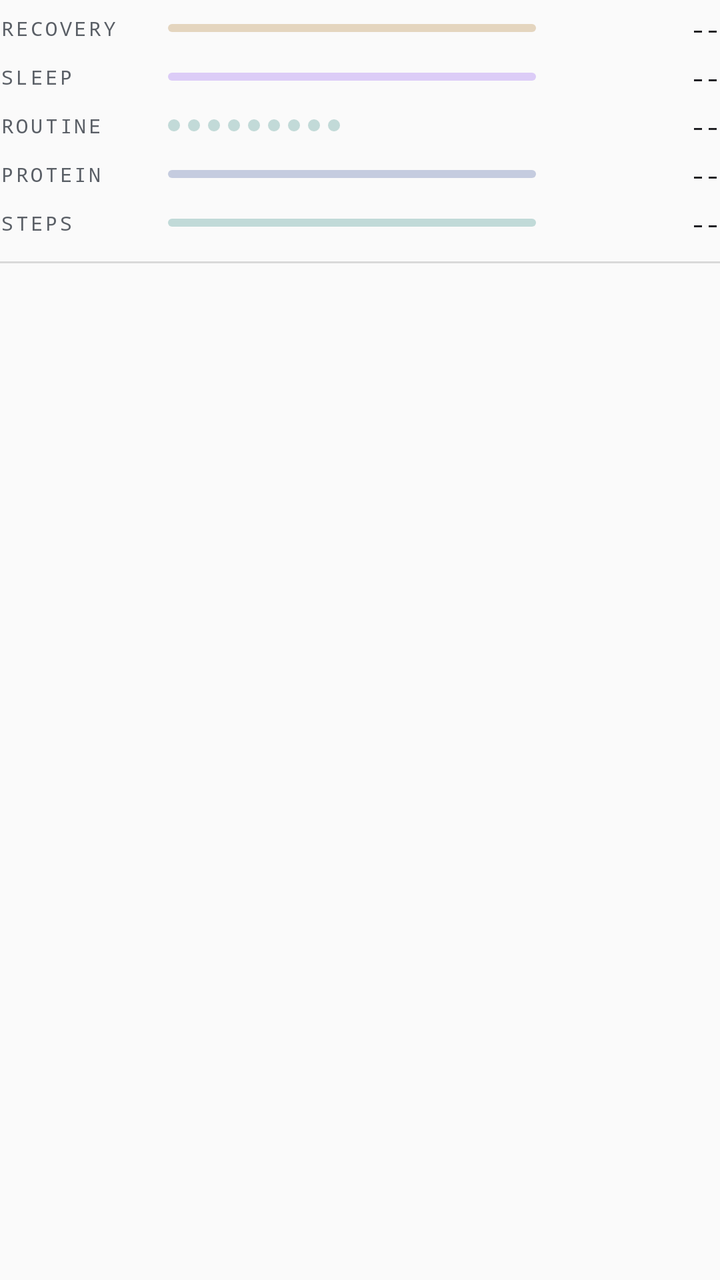
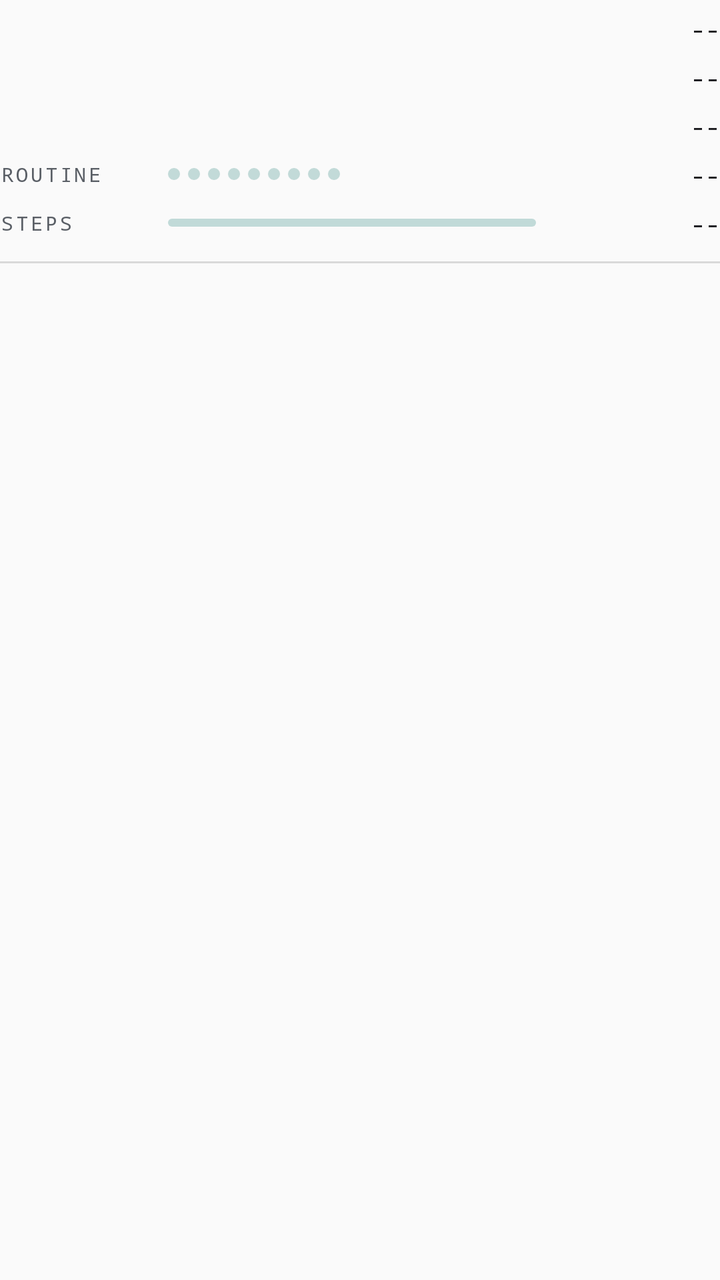

An Android layout rendered at two revisions. The XML below is the earlier revision; the diff shows what the commit changed to produce the second picture.
<!-- AndroidManifest.xml: application theme AppTheme -->
<!-- res/layout/notif_expanded.xml -->
﻿<?xml version="1.0" encoding="utf-8"?>

<LinearLayout xmlns:android="http://schemas.android.com/apk/res/android"
    android:layout_width="match_parent"
    android:layout_height="wrap_content"
    android:orientation="vertical"
    android:paddingTop="2dp"
    android:paddingBottom="2dp">

    
    <LinearLayout
        android:layout_width="match_parent"
        android:layout_height="wrap_content"
        android:orientation="horizontal"
        android:gravity="center_vertical"
        android:paddingTop="4dp"
        android:paddingBottom="4dp">

        <TextView
            android:layout_width="74dp"
            android:layout_height="wrap_content"
            android:fontFamily="monospace"
            android:textSize="10sp"
            android:letterSpacing="0.13"
            android:textAllCaps="true"
            android:textColor="@color/notif_dim"
            android:text="Recovery" />

        <ProgressBar
            android:id="@+id/row_bar_recovery"
            style="?android:attr/progressBarStyleHorizontal"
            android:layout_width="0dp"
            android:layout_height="4dp"
            android:layout_weight="1"
            android:layout_marginStart="10dp"
            android:layout_marginEnd="10dp"
            android:max="100"
            android:progressDrawable="@drawable/notif_track"
            android:progressTint="@color/notif_recovery"
            android:progressBackgroundTint="@color/notif_recovery_track" />

        <TextView
            android:id="@+id/row_val_recovery"
            android:layout_width="82dp"
            android:layout_height="wrap_content"
            android:fontFamily="monospace"
            android:textSize="12sp"
            android:gravity="end"
            android:maxLines="1"
            android:ellipsize="end"
            android:textColor="@color/notif_ink"
            android:text="--" />
    </LinearLayout>

    
    <LinearLayout
        android:layout_width="match_parent"
        android:layout_height="wrap_content"
        android:orientation="horizontal"
        android:gravity="center_vertical"
        android:paddingTop="4dp"
        android:paddingBottom="4dp">

        <TextView
            android:layout_width="74dp"
            android:layout_height="wrap_content"
            android:fontFamily="monospace"
            android:textSize="10sp"
            android:letterSpacing="0.13"
            android:textAllCaps="true"
            android:textColor="@color/notif_dim"
            android:text="Sleep" />

        <ProgressBar
            android:id="@+id/row_bar_sleep"
            style="?android:attr/progressBarStyleHorizontal"
            android:layout_width="0dp"
            android:layout_height="4dp"
            android:layout_weight="1"
            android:layout_marginStart="10dp"
            android:layout_marginEnd="10dp"
            android:max="100"
            android:progressDrawable="@drawable/notif_track"
            android:progressTint="@color/notif_body"
            android:progressBackgroundTint="@color/notif_body_track" />

        <TextView
            android:id="@+id/row_val_sleep"
            android:layout_width="82dp"
            android:layout_height="wrap_content"
            android:fontFamily="monospace"
            android:textSize="12sp"
            android:gravity="end"
            android:maxLines="1"
            android:ellipsize="end"
            android:textColor="@color/notif_ink"
            android:text="--" />
    </LinearLayout>

    
    <LinearLayout
        android:layout_width="match_parent"
        android:layout_height="wrap_content"
        android:orientation="horizontal"
        android:gravity="center_vertical"
        android:paddingTop="4dp"
        android:paddingBottom="4dp">

        <TextView
            android:layout_width="74dp"
            android:layout_height="wrap_content"
            android:fontFamily="monospace"
            android:textSize="10sp"
            android:letterSpacing="0.13"
            android:textAllCaps="true"
            android:textColor="@color/notif_dim"
            android:text="Routine" />

        <LinearLayout
            android:layout_width="0dp"
            android:layout_height="wrap_content"
            android:layout_weight="1"
            android:layout_marginStart="10dp"
            android:layout_marginEnd="10dp"
            android:orientation="horizontal"
            android:gravity="center_vertical">

            <ImageView
                android:id="@+id/dot_1"
                android:layout_width="6dp"
                android:layout_height="6dp"
                android:layout_marginEnd="4dp"
                android:src="@drawable/notif_dot_off"
                android:contentDescription="@null" />

            <ImageView
                android:id="@+id/dot_2"
                android:layout_width="6dp"
                android:layout_height="6dp"
                android:layout_marginEnd="4dp"
                android:src="@drawable/notif_dot_off"
                android:contentDescription="@null" />

            <ImageView
                android:id="@+id/dot_3"
                android:layout_width="6dp"
                android:layout_height="6dp"
                android:layout_marginEnd="4dp"
                android:src="@drawable/notif_dot_off"
                android:contentDescription="@null" />

            <ImageView
                android:id="@+id/dot_4"
                android:layout_width="6dp"
                android:layout_height="6dp"
                android:layout_marginEnd="4dp"
                android:src="@drawable/notif_dot_off"
                android:contentDescription="@null" />

            <ImageView
                android:id="@+id/dot_5"
                android:layout_width="6dp"
                android:layout_height="6dp"
                android:layout_marginEnd="4dp"
                android:src="@drawable/notif_dot_off"
                android:contentDescription="@null" />

            <ImageView
                android:id="@+id/dot_6"
                android:layout_width="6dp"
                android:layout_height="6dp"
                android:layout_marginEnd="4dp"
                android:src="@drawable/notif_dot_off"
                android:contentDescription="@null" />

            <ImageView
                android:id="@+id/dot_7"
                android:layout_width="6dp"
                android:layout_height="6dp"
                android:layout_marginEnd="4dp"
                android:src="@drawable/notif_dot_off"
                android:contentDescription="@null" />

            <ImageView
                android:id="@+id/dot_8"
                android:layout_width="6dp"
                android:layout_height="6dp"
                android:layout_marginEnd="4dp"
                android:src="@drawable/notif_dot_off"
                android:contentDescription="@null" />

            <ImageView
                android:id="@+id/dot_9"
                android:layout_width="6dp"
                android:layout_height="6dp"
                android:src="@drawable/notif_dot_off"
                android:contentDescription="@null" />
        </LinearLayout>

        <TextView
            android:id="@+id/row_val_routine"
            android:layout_width="82dp"
            android:layout_height="wrap_content"
            android:fontFamily="monospace"
            android:textSize="12sp"
            android:gravity="end"
            android:maxLines="1"
            android:ellipsize="end"
            android:textColor="@color/notif_ink"
            android:text="--" />
    </LinearLayout>

    
    <LinearLayout
        android:layout_width="match_parent"
        android:layout_height="wrap_content"
        android:orientation="horizontal"
        android:gravity="center_vertical"
        android:paddingTop="4dp"
        android:paddingBottom="4dp">

        <TextView
            android:layout_width="74dp"
            android:layout_height="wrap_content"
            android:fontFamily="monospace"
            android:textSize="10sp"
            android:letterSpacing="0.13"
            android:textAllCaps="true"
            android:textColor="@color/notif_dim"
            android:text="Protein" />

        <ProgressBar
            android:id="@+id/row_bar_protein"
            style="?android:attr/progressBarStyleHorizontal"
            android:layout_width="0dp"
            android:layout_height="4dp"
            android:layout_weight="1"
            android:layout_marginStart="10dp"
            android:layout_marginEnd="10dp"
            android:max="100"
            android:progressDrawable="@drawable/notif_track"
            android:progressTint="@color/notif_intake"
            android:progressBackgroundTint="@color/notif_intake_track" />

        <TextView
            android:id="@+id/row_val_protein"
            android:layout_width="82dp"
            android:layout_height="wrap_content"
            android:fontFamily="monospace"
            android:textSize="12sp"
            android:gravity="end"
            android:maxLines="1"
            android:ellipsize="end"
            android:textColor="@color/notif_ink"
            android:text="--" />
    </LinearLayout>

    
    <LinearLayout
        android:layout_width="match_parent"
        android:layout_height="wrap_content"
        android:orientation="horizontal"
        android:gravity="center_vertical"
        android:paddingTop="4dp"
        android:paddingBottom="4dp">

        <TextView
            android:layout_width="74dp"
            android:layout_height="wrap_content"
            android:fontFamily="monospace"
            android:textSize="10sp"
            android:letterSpacing="0.13"
            android:textAllCaps="true"
            android:textColor="@color/notif_dim"
            android:text="Steps" />

        <ProgressBar
            android:id="@+id/row_bar_steps"
            style="?android:attr/progressBarStyleHorizontal"
            android:layout_width="0dp"
            android:layout_height="4dp"
            android:layout_weight="1"
            android:layout_marginStart="10dp"
            android:layout_marginEnd="10dp"
            android:max="100"
            android:progressDrawable="@drawable/notif_track"
            android:progressTint="@color/notif_activity"
            android:progressBackgroundTint="@color/notif_activity_track" />

        <TextView
            android:id="@+id/row_val_steps"
            android:layout_width="82dp"
            android:layout_height="wrap_content"
            android:fontFamily="monospace"
            android:textSize="12sp"
            android:gravity="end"
            android:maxLines="1"
            android:ellipsize="end"
            android:textColor="@color/notif_ink"
            android:text="--" />
    </LinearLayout>

    
    <ImageView
        android:layout_width="match_parent"
        android:layout_height="1dp"
        android:layout_marginTop="7dp"
        android:background="@color/notif_hairline"
        android:contentDescription="@null" />

    
    <LinearLayout
        android:layout_width="match_parent"
        android:layout_height="wrap_content"
        android:orientation="horizontal"
        android:gravity="bottom"
        android:baselineAligned="true"
        android:paddingTop="7dp">

        <TextView
            android:id="@+id/foot_next"
            android:layout_width="0dp"
            android:layout_height="wrap_content"
            android:layout_weight="1"
            android:layout_marginEnd="12dp"
            android:textSize="13sp"
            android:maxLines="1"
            android:ellipsize="end"
            android:textColor="@color/notif_ink"
            android:text="" />

        <TextView
            android:id="@+id/foot_status"
            android:layout_width="wrap_content"
            android:layout_height="wrap_content"
            android:fontFamily="monospace"
            android:textSize="10sp"
            android:letterSpacing="0.03"
            android:maxLines="1"
            android:textColor="@color/notif_dim"
            android:text="" />
    </LinearLayout>
</LinearLayout>
<!-- resources referenced by this layout -->
<resources>
  <color name="notif_activity">#0f766e</color>
  <color name="notif_activity_track">#3d0f766e</color>
  <color name="notif_body">#7c3aed</color>
  <color name="notif_body_track">#3d7c3aed</color>
  <color name="notif_dim">#5a5f66</color>
  <color name="notif_hairline">#22000000</color>
  <color name="notif_ink">#1b1b1f</color>
  <color name="notif_intake">#1e3a8a</color>
  <color name="notif_intake_track">#3d1e3a8a</color>
  <color name="notif_recovery">#a16207</color>
  <color name="notif_recovery_track">#3da16207</color>
  <!-- drawable notif_dot_off (drawable) -->
  <?xml version="1.0" encoding="utf-8"?>
  <shape xmlns:android="http://schemas.android.com/apk/res/android" android:shape="oval">
      <solid android:color="@color/notif_activity_track" />
      <size android:width="6dp" android:height="6dp" />
  </shape>
  <!-- drawable notif_track (drawable) -->
  <?xml version="1.0" encoding="utf-8"?>
  <layer-list xmlns:android="http://schemas.android.com/apk/res/android">
      <item android:id="@android:id/background">
          <shape android:shape="rectangle">
              <corners android:radius="2dp" />
              <solid android:color="#ffffffff" />
          </shape>
      </item>
      <item android:id="@android:id/progress">
          <clip>
              <shape android:shape="rectangle">
                  <corners android:radius="2dp" />
                  <solid android:color="#ffffffff" />
              </shape>
          </clip>
      </item>
  </layer-list>
  <style name="AppTheme" parent="Theme.AppCompat.Light.DarkActionBar">
          
          <item name="colorPrimary">@color/colorPrimary</item>
          <item name="colorPrimaryDark">@color/colorPrimaryDark</item>
          <item name="colorAccent">@color/colorAccent</item>
      </style>
  <color name="colorPrimary">#000000</color>
  <color name="colorPrimaryDark">#000000</color>
  <color name="colorAccent">#4fe0ff</color>
</resources>

<!-- the commit's change to res/layout/notif_expanded.xml (unified diff, before → after) -->
@@ -9,96 +9,145 @@
 
     
     <LinearLayout
-        android:layout_width="match_parent"
-        android:layout_height="wrap_content"
-        android:orientation="horizontal"
-        android:gravity="center_vertical"
-        android:paddingTop="4dp"
-        android:paddingBottom="4dp">
-
-        <TextView
-            android:layout_width="74dp"
-            android:layout_height="wrap_content"
-            android:fontFamily="monospace"
-            android:textSize="10sp"
-            android:letterSpacing="0.13"
-            android:textAllCaps="true"
-            android:textColor="@color/notif_dim"
-            android:text="Recovery" />
-
-        <ProgressBar
-            android:id="@+id/row_bar_recovery"
-            style="?android:attr/progressBarStyleHorizontal"
-            android:layout_width="0dp"
-            android:layout_height="4dp"
-            android:layout_weight="1"
-            android:layout_marginStart="10dp"
-            android:layout_marginEnd="10dp"
-            android:max="100"
-            android:progressDrawable="@drawable/notif_track"
-            android:progressTint="@color/notif_recovery"
-            android:progressBackgroundTint="@color/notif_recovery_track" />
-
-        <TextView
-            android:id="@+id/row_val_recovery"
-            android:layout_width="82dp"
-            android:layout_height="wrap_content"
-            android:fontFamily="monospace"
-            android:textSize="12sp"
-            android:gravity="end"
-            android:maxLines="1"
-            android:ellipsize="end"
-            android:textColor="@color/notif_ink"
-            android:text="--" />
-    </LinearLayout>
-
-    
-    <LinearLayout
-        android:layout_width="match_parent"
-        android:layout_height="wrap_content"
-        android:orientation="horizontal"
-        android:gravity="center_vertical"
-        android:paddingTop="4dp"
-        android:paddingBottom="4dp">
-
-        <TextView
-            android:layout_width="74dp"
-            android:layout_height="wrap_content"
-            android:fontFamily="monospace"
-            android:textSize="10sp"
-            android:letterSpacing="0.13"
-            android:textAllCaps="true"
-            android:textColor="@color/notif_dim"
-            android:text="Sleep" />
-
-        <ProgressBar
-            android:id="@+id/row_bar_sleep"
-            style="?android:attr/progressBarStyleHorizontal"
-            android:layout_width="0dp"
-            android:layout_height="4dp"
-            android:layout_weight="1"
-            android:layout_marginStart="10dp"
-            android:layout_marginEnd="10dp"
-            android:max="100"
-            android:progressDrawable="@drawable/notif_track"
-            android:progressTint="@color/notif_body"
-            android:progressBackgroundTint="@color/notif_body_track" />
-
-        <TextView
-            android:id="@+id/row_val_sleep"
-            android:layout_width="82dp"
-            android:layout_height="wrap_content"
-            android:fontFamily="monospace"
-            android:textSize="12sp"
-            android:gravity="end"
-            android:maxLines="1"
-            android:ellipsize="end"
-            android:textColor="@color/notif_ink"
-            android:text="--" />
-    </LinearLayout>
-
-    
-    <LinearLayout
+        android:id="@+id/row_1"
+        android:layout_width="match_parent"
+        android:layout_height="wrap_content"
+        android:orientation="horizontal"
+        android:gravity="center_vertical"
+        android:paddingTop="4dp"
+        android:paddingBottom="4dp">
+
+        <TextView
+            android:id="@+id/row_label_1"
+            android:layout_width="74dp"
+            android:layout_height="wrap_content"
+            android:fontFamily="monospace"
+            android:textSize="10sp"
+            android:letterSpacing="0.13"
+            android:textAllCaps="true"
+            android:maxLines="1"
+            android:ellipsize="end"
+            android:textColor="@color/notif_dim"
+            android:text="" />
+
+        <ImageView
+            android:id="@+id/row_bar_1"
+            android:layout_width="0dp"
+            android:layout_height="5dp"
+            android:layout_weight="1"
+            android:layout_marginStart="10dp"
+            android:layout_marginEnd="10dp"
+            android:scaleType="fitXY"
+            android:contentDescription="@null" />
+
+        <TextView
+            android:id="@+id/row_val_1"
+            android:layout_width="82dp"
+            android:layout_height="wrap_content"
+            android:fontFamily="monospace"
+            android:textSize="12sp"
+            android:gravity="end"
+            android:maxLines="1"
+            android:ellipsize="end"
+            android:textColor="@color/notif_ink"
+            android:text="--" />
+    </LinearLayout>
+
+    
+    <LinearLayout
+        android:id="@+id/row_2"
+        android:layout_width="match_parent"
+        android:layout_height="wrap_content"
+        android:orientation="horizontal"
+        android:gravity="center_vertical"
+        android:paddingTop="4dp"
+        android:paddingBottom="4dp">
+
+        <TextView
+            android:id="@+id/row_label_2"
+            android:layout_width="74dp"
+            android:layout_height="wrap_content"
+            android:fontFamily="monospace"
+            android:textSize="10sp"
+            android:letterSpacing="0.13"
+            android:textAllCaps="true"
+            android:maxLines="1"
+            android:ellipsize="end"
+            android:textColor="@color/notif_dim"
+            android:text="" />
+
+        <ImageView
+            android:id="@+id/row_bar_2"
+            android:layout_width="0dp"
+            android:layout_height="5dp"
+            android:layout_weight="1"
+            android:layout_marginStart="10dp"
+            android:layout_marginEnd="10dp"
+            android:scaleType="fitXY"
+            android:contentDescription="@null" />
+
+        <TextView
+            android:id="@+id/row_val_2"
+            android:layout_width="82dp"
+            android:layout_height="wrap_content"
+            android:fontFamily="monospace"
+            android:textSize="12sp"
+            android:gravity="end"
+            android:maxLines="1"
+            android:ellipsize="end"
+            android:textColor="@color/notif_ink"
+            android:text="--" />
+    </LinearLayout>
+
+    
+    <LinearLayout
+        android:id="@+id/row_3"
+        android:layout_width="match_parent"
+        android:layout_height="wrap_content"
+        android:orientation="horizontal"
+        android:gravity="center_vertical"
+        android:paddingTop="4dp"
+        android:paddingBottom="4dp">
+
+        <TextView
+            android:id="@+id/row_label_3"
+            android:layout_width="74dp"
+            android:layout_height="wrap_content"
+            android:fontFamily="monospace"
+            android:textSize="10sp"
+            android:letterSpacing="0.13"
+            android:textAllCaps="true"
+            android:maxLines="1"
+            android:ellipsize="end"
+            android:textColor="@color/notif_dim"
+            android:text="" />
+
+        <ImageView
+            android:id="@+id/row_bar_3"
+            android:layout_width="0dp"
+            android:layout_height="5dp"
+            android:layout_weight="1"
+            android:layout_marginStart="10dp"
+            android:layout_marginEnd="10dp"
+            android:scaleType="fitXY"
+            android:contentDescription="@null" />
+
+        <TextView
+            android:id="@+id/row_val_3"
+            android:layout_width="82dp"
+            android:layout_height="wrap_content"
+            android:fontFamily="monospace"
+            android:textSize="12sp"
+            android:gravity="end"
+            android:maxLines="1"
+            android:ellipsize="end"
+            android:textColor="@color/notif_ink"
+            android:text="--" />
+    </LinearLayout>
+
+    
+    <LinearLayout
+        android:id="@+id/row_routine"
         android:layout_width="match_parent"
         android:layout_height="wrap_content"
         android:orientation="horizontal"
@@ -212,51 +261,7 @@
 
     
     <LinearLayout
-        android:layout_width="match_parent"
-        android:layout_height="wrap_content"
-        android:orientation="horizontal"
-        android:gravity="center_vertical"
-        android:paddingTop="4dp"
-        android:paddingBottom="4dp">
-
-        <TextView
-            android:layout_width="74dp"
-            android:layout_height="wrap_content"
-            android:fontFamily="monospace"
-            android:textSize="10sp"
-            android:letterSpacing="0.13"
-            android:textAllCaps="true"
-            android:textColor="@color/notif_dim"
-            android:text="Protein" />
-
-        <ProgressBar
-            android:id="@+id/row_bar_protein"
-            style="?android:attr/progressBarStyleHorizontal"
-            android:layout_width="0dp"
-            android:layout_height="4dp"
-            android:layout_weight="1"
-            android:layout_marginStart="10dp"
-            android:layout_marginEnd="10dp"
-            android:max="100"
-            android:progressDrawable="@drawable/notif_track"
-            android:progressTint="@color/notif_intake"
-            android:progressBackgroundTint="@color/notif_intake_track" />
-
-        <TextView
-            android:id="@+id/row_val_protein"
-            android:layout_width="82dp"
-            android:layout_height="wrap_content"
-            android:fontFamily="monospace"
-            android:textSize="12sp"
-            android:gravity="end"
-            android:maxLines="1"
-            android:ellipsize="end"
-            android:textColor="@color/notif_ink"
-            android:text="--" />
-    </LinearLayout>
-
-    
-    <LinearLayout
+        android:id="@+id/row_steps"
         android:layout_width="match_parent"
         android:layout_height="wrap_content"
         android:orientation="horizontal"
<!-- resource entries referenced after the edit -->
@@ -2,15 +2,9 @@
 <resources>
   <color name="notif_activity">#0f766e</color>
   <color name="notif_activity_track">#3d0f766e</color>
-  <color name="notif_body">#7c3aed</color>
-  <color name="notif_body_track">#3d7c3aed</color>
   <color name="notif_dim">#5a5f66</color>
   <color name="notif_hairline">#22000000</color>
   <color name="notif_ink">#1b1b1f</color>
-  <color name="notif_intake">#1e3a8a</color>
-  <color name="notif_intake_track">#3d1e3a8a</color>
-  <color name="notif_recovery">#a16207</color>
-  <color name="notif_recovery_track">#3da16207</color>
   <!-- drawable notif_dot_off (drawable) -->
   <?xml version="1.0" encoding="utf-8"?>
   <shape xmlns:android="http://schemas.android.com/apk/res/android" android:shape="oval">
